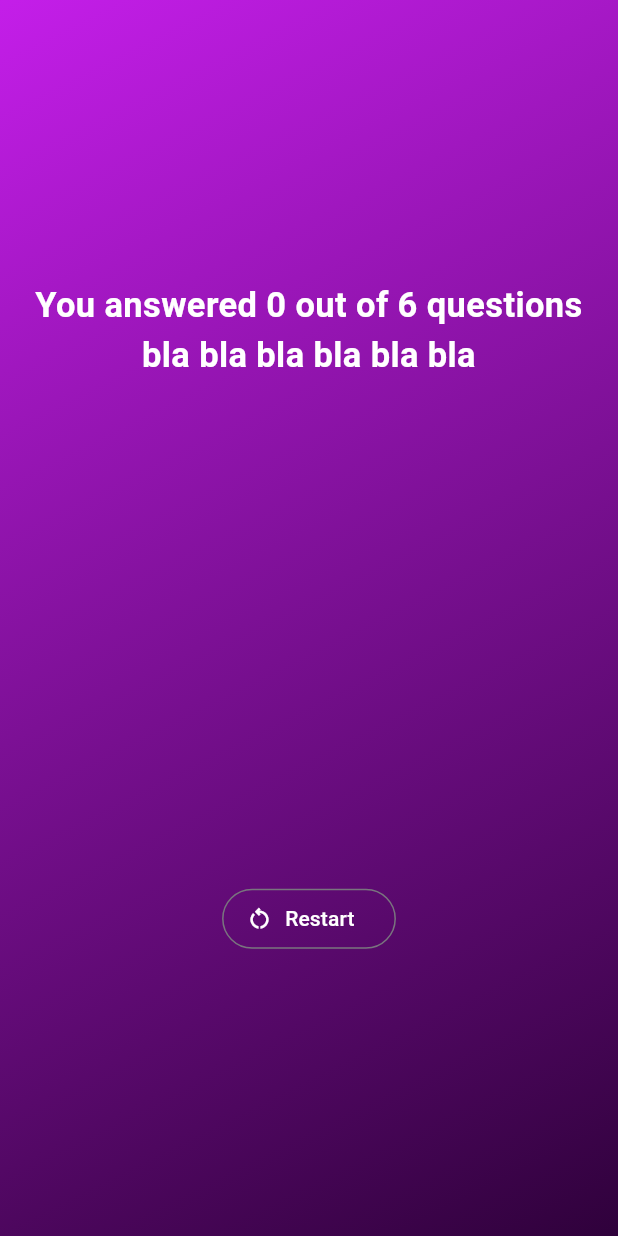
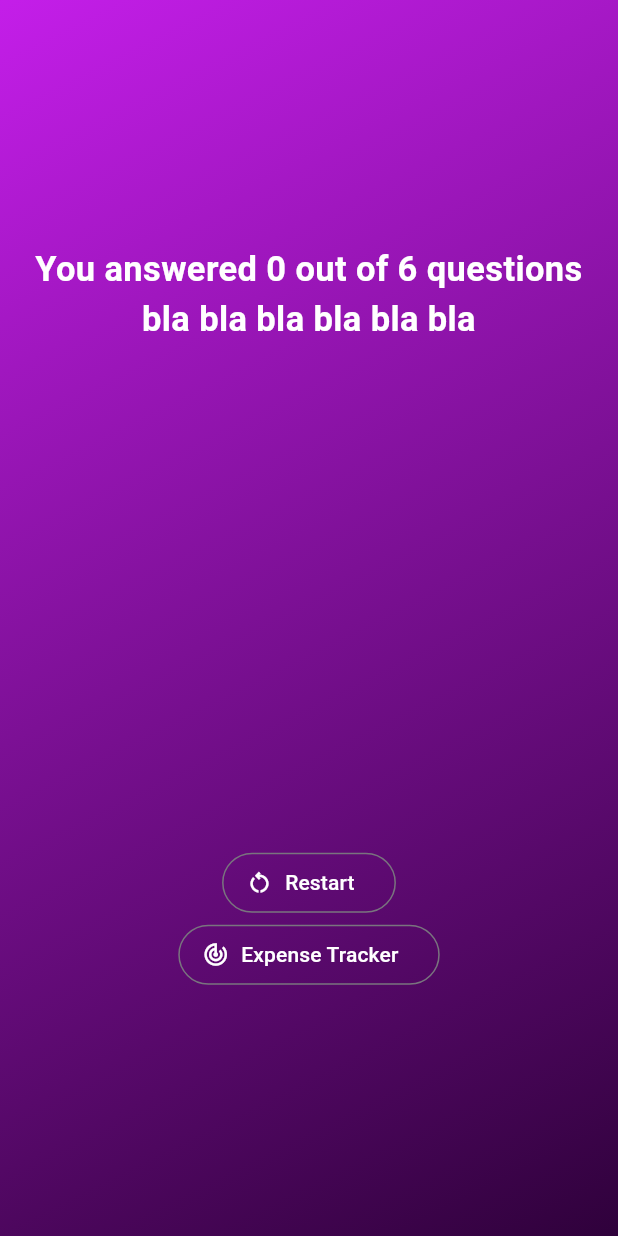
Before and after one commit to Owoeye1321/rocket-auto-app, a Flutter app: the ResultScreen widget shown alone on an empty page, opened directly with empty values, on a phone screen of 412 x 824 dp. Run offline on Flutter 3.47's test engine with Material 3 defaults, Android fonts, the phone set to English and light mode, and no system bars; our stand-ins replace google_fonts; Roboto replaces fonts that are missing (Gupter).

Commit message:
started development on expense and theme 〽️

```diff
--- /dev/null
+++ b/lib/pages/expense.dart
@@ -0,0 +1,15 @@
+import 'package:flutter/material.dart';
+
+class Expense extends StatefulWidget {
+  @override
+  State<Expense> createState() {
+    return _Expense();
+  }
+}
+
+class _Expense extends State<Expense> {
+  @override
+  Widget build(BuildContext context) {
+    return Scaffold();
+  }
+}
--- a/lib/pages/result_screen.dart
+++ b/lib/pages/result_screen.dart
@@ -1,6 +1,7 @@
 import 'package:flutter/material.dart';
 import 'package:google_fonts/google_fonts.dart';
 import 'package:rocket_auth/data/questions.dart';
+import 'package:rocket_auth/pages/expense.dart';
 import 'package:rocket_auth/widgets/question_summary.dart';
 
 import '../utilities/colors.dart';
@@ -69,6 +70,25 @@ class ResultScreen extends StatelessWidget {
                 "Restart ",
                 style: TextStyle(color: Colors.white, fontSize: 14),
               ),
+            ),
+            OutlinedButton.icon(
+              style: OutlinedButton.styleFrom(
+                foregroundColor: Colors.white,
+              ),
+              icon: Icon(Icons.track_changes_outlined),
+              onPressed: () {
+                Navigator.of(context).push(
+                  MaterialPageRoute(
+                    builder: (context) {
+                      return Expense();
+                    },
+                  ),
+                );
+              },
+              label: Text(
+                "Expense Tracker ",
+                style: TextStyle(color: Colors.white, fontSize: 14),
+              ),
             )
           ],
         ));
--- a/lib/widgets/question_summary.dart
+++ b/lib/widgets/question_summary.dart
@@ -23,9 +23,7 @@ class QuestionSummary extends StatelessWidget {
                       height: 30,
                       alignment: Alignment.center,
                       margin: EdgeInsets.only(right: 10, bottom: 30),
-                      padding: EdgeInsets.only(bottom: 5),
                       decoration: BoxDecoration(
-                        border: Border.all(color: Colors.black, width: 1),
                         color: each["status"] == true
                             ? Colors.lightBlue
                             : wrongAnswerColor,
```
